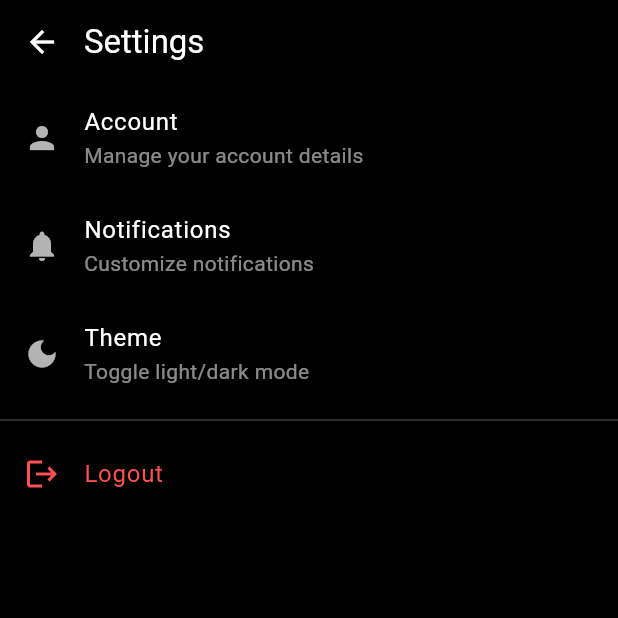
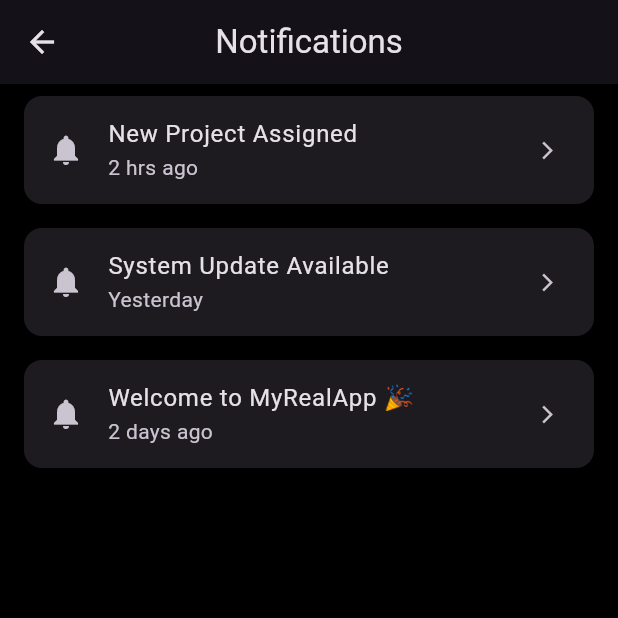
Before and after one commit to Next-Gen-Evans/myreal_app, a Flutter app: the SettingsScreen screen opened directly, after a tap on "Notifications", on a phone screen of 412 x 824 dp, the top half of it. Run offline on Flutter 3.47's test engine with Material 3 defaults, Android fonts, the phone set to English and light mode, and no system bars; our stand-ins replace firebase_auth, firebase_core; accounts and stored records are empty.

Commit message:
Added a notification screen to be accessed from the settings. Clean UI. Refactored the sensitive information.

```diff
--- /dev/null
+++ b/lib/screens/notification_screen.dart
@@ -0,0 +1,44 @@
+import 'package:flutter/material.dart';
+
+class NotificationScreen extends StatelessWidget {
+  const NotificationScreen({super.key});
+
+  @override
+  Widget build(BuildContext context) {
+    final notifications = [
+      {'title': 'New Project Assigned', 'time': '2 hrs ago'},
+      {'title': 'System Update Available', 'time': 'Yesterday'},
+      {'title': 'Welcome to MyRealApp 🎉', 'time': '2 days ago'},
+    ];
+
+    return Scaffold(
+      appBar: AppBar(title: const Text('Notifications'), centerTitle: true),
+      body: notifications.isEmpty
+          ? const Center(
+              child: Text(
+                'No new notifications',
+                style: TextStyle(fontSize: 16),
+              ),
+            )
+          : ListView.builder(
+              itemCount: notifications.length,
+              itemBuilder: (context, index) {
+                final item = notifications[index];
+                return Card(
+                  margin: const EdgeInsets.symmetric(
+                    horizontal: 16,
+                    vertical: 8,
+                  ),
+                  child: ListTile(
+                    leading: const Icon(Icons.notifications),
+                    title: Text(item['title']!),
+                    subtitle: Text(item['time']!),
+                    trailing: const Icon(Icons.arrow_forward_ios, size: 14),
+                    onTap: () {},
+                  ),
+                );
+              },
+            ),
+    );
+  }
+}
--- a/lib/screens/settings_screen.dart
+++ b/lib/screens/settings_screen.dart
@@ -1,4 +1,5 @@
 import 'package:flutter/material.dart';
+import 'notification_screen.dart'; // 👈 make sure this file exists
 
 class SettingsScreen extends StatelessWidget {
   const SettingsScreen({super.key});
@@ -21,6 +22,21 @@ class SettingsScreen extends StatelessWidget {
         ),
         title: const Text('Settings', style: TextStyle(color: Colors.white)),
         centerTitle: false,
+        actions: [
+          // 🔔 Notification button at the top-right
+          IconButton(
+            icon: const Icon(Icons.notifications, color: Colors.white),
+            tooltip: 'Notifications',
+            onPressed: () {
+              Navigator.push(
+                context,
+                MaterialPageRoute(
+                  builder: (context) => const NotificationScreen(),
+                ),
+              );
+            },
+          ),
+        ],
       ),
       body: Padding(
         padding: const EdgeInsets.only(top: 56),
@@ -49,7 +65,14 @@ class SettingsScreen extends StatelessWidget {
                 'Customize notifications',
                 style: TextStyle(color: Colors.white54),
               ),
-              onTap: () {},
+              onTap: () {
+                Navigator.push(
+                  context,
+                  MaterialPageRoute(
+                    builder: (context) => const NotificationScreen(),
+                  ),
+                );
+              },
             ),
             ListTile(
               leading: const Icon(Icons.dark_mode, color: Colors.white70),
```
Also changed, not shown: lib/firebase_options.dart.
